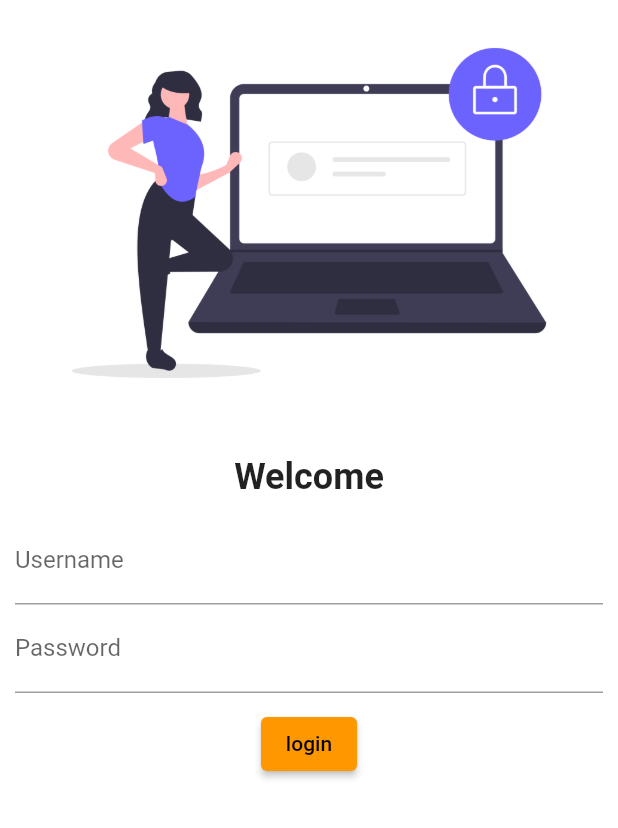
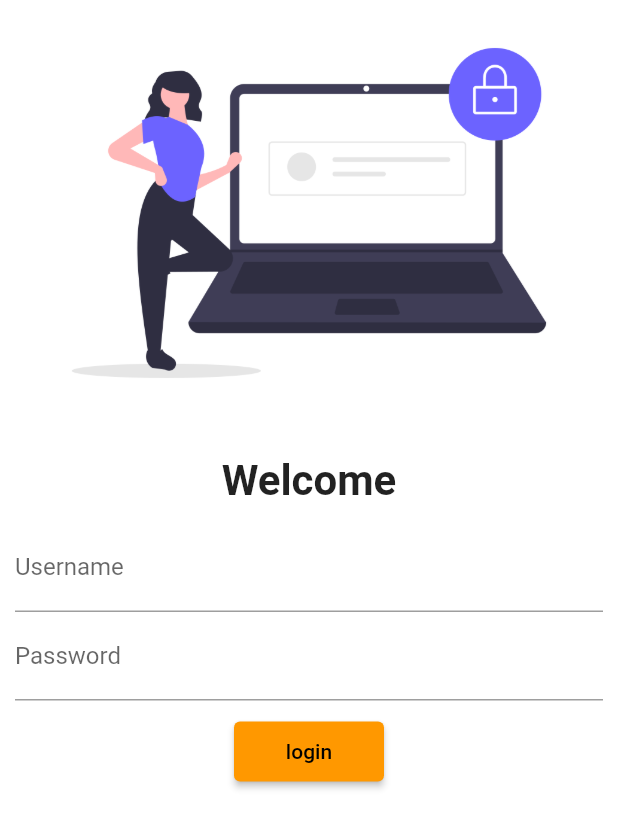
Before and after one commit to gitRudra12/Start_new, a Flutter app: the screen it shows after launch, on a phone screen of 412 x 824 dp. Shown: the top 828 px of the screen. Run offline on Flutter 3.47's test engine with Material 2 defaults, Android fonts, the phone set to English and light mode, and no system bars.

Commit message:
commit on day 5

```diff
--- a/flutter_application_14/lib/main.dart
+++ b/flutter_application_14/lib/main.dart
@@ -1,6 +1,7 @@
 import 'package:flutter/material.dart';
 import 'package:flutter_application_14/pages/homepage.dart';
 import 'package:flutter_application_14/pages/login_page.dart';
+import 'package:flutter_application_14/utilis/MyRoutes.dart';
 
 void main() {
   runApp(MyApp());
@@ -18,8 +19,8 @@ class MyApp extends StatelessWidget {
       ),
       initialRoute: "/login",
       routes: {
-        "/": (context) => home_page(),
-        "/login": (context) => login_page(),
+        MyRoute.homeRoute: (context) => home_page(),
+        MyRoute.loginRoute: (context) => login_page(),
       },
     );
   }
--- a/flutter_application_14/lib/pages/login_page.dart
+++ b/flutter_application_14/lib/pages/login_page.dart
@@ -1,4 +1,5 @@
 import 'package:flutter/material.dart';
+import 'package:flutter_application_14/pages/homepage.dart';
 
 class login_page extends StatelessWidget {
   const login_page({Key? key}) : super(key: key);
@@ -7,13 +8,14 @@ class login_page extends StatelessWidget {
   Widget build(BuildContext context) {
     return Material(
       color: Colors.white,
+      child: SingleChildScrollView(
         child: Column(
           children: [
             Image.asset("assets/images/login_image.png", fit: BoxFit.cover),
             SizedBox(height: 20),
             Text(
               "Welcome",
-            style: TextStyle(fontSize: 24, fontWeight: FontWeight.bold),
+              style: TextStyle(fontSize: 28, fontWeight: FontWeight.bold),
             ),
             Padding(
               padding: const EdgeInsets.symmetric(horizontal: 10, vertical: 12),
@@ -30,14 +32,17 @@ class login_page extends StatelessWidget {
                   SizedBox(height: 10),
                   ElevatedButton(
                     child: Text("login"),
-                  style: TextButton.styleFrom(),
-                  onPressed: () {},
+                    style: TextButton.styleFrom(minimumSize: Size(100, 40)),
+                    onPressed: () {
+                      Navigator.pushNamed(context, "/home");
+                    },
                   )
                 ],
               ),
             )
           ],
         ),
+      ),
     );
   }
 }
--- /dev/null
+++ b/flutter_application_14/lib/utilis/MyRoutes.dart
@@ -0,0 +1,4 @@
+class MyRoute {
+  static String homeRoute = "/home";
+  static String loginRoute = "/login";
+}
```
Lines whose indentation alone changed are shown as unchanged.
